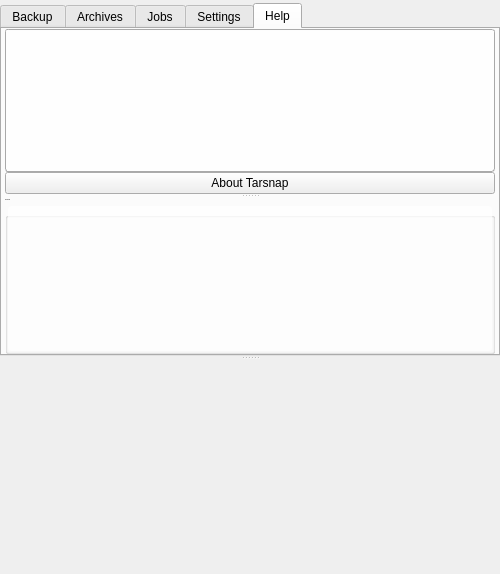
Before: the Qt Designer form forms/mainwindow.ui in Tarsnap/tarsnap-gui, drawn with Qt 5.
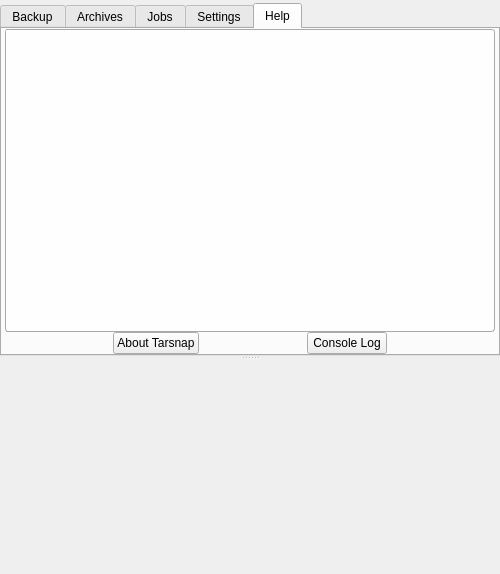
After: the same form once the commit is applied. The open tabs and pages were chosen to show the change. Icons and pictures are not drawn. Custom widgets are drawn as their Qt base class.

Commit message:
MainWindow: move console log from Help into a separate window
I'm not certain that we want to keep this under the Help tab, but that's
something that can be revisisted later.

```diff
--- a/forms/mainwindow.ui
+++ b/forms/mainwindow.ui
@@ -2266,7 +2266,7 @@
               <enum>Qt::Vertical</enum>
              </property>
              <widget class="QFrame" name="helpContainer">
-              <layout class="QVBoxLayout" name="verticalLayout">
+              <layout class="QVBoxLayout" name="verticalLayout" stretch="1,0">
                <property name="spacing">
                 <number>0</number>
                </property>
@@ -2316,6 +2316,24 @@
                 </widget>
                </item>
                <item>
+                <layout class="QHBoxLayout" name="helpButtons">
+                 <property name="spacing">
+                  <number>0</number>
+                 </property>
+                 <item>
+                  <spacer name="helpButtonLeftSpacer">
+                   <property name="orientation">
+                    <enum>Qt::Horizontal</enum>
+                   </property>
+                   <property name="sizeHint" stdset="0">
+                    <size>
+                     <width>40</width>
+                     <height>20</height>
+                    </size>
+                   </property>
+                  </spacer>
+                 </item>
+                 <item>
                 <widget class="PopupPushButton" name="aboutButton">
                  <property name="text">
                   <string>About Tarsnap</string>
@@ -2325,57 +2343,43 @@
                  </property>
                 </widget>
                </item>
-              </layout>
-             </widget>
-             <widget class="QGroupBox" name="helpConsoleGroupBox">
-              <property name="font">
-               <font>
-                <pointsize>-1</pointsize>
-               </font>
-              </property>
-              <property name="title">
-               <string>Console log</string>
-              </property>
-              <layout class="QVBoxLayout" name="consoleGroupBoxLayout">
-               <property name="spacing">
-                <number>0</number>
-               </property>
-               <property name="leftMargin">
-                <number>0</number>
-               </property>
-               <property name="topMargin">
-                <number>0</number>
-               </property>
-               <property name="rightMargin">
-                <number>0</number>
-               </property>
-               <property name="bottomMargin">
-                <number>0</number>
-               </property>
+                 <item>
+                  <spacer name="helpButtonMidSpacer">
+                   <property name="orientation">
+                    <enum>Qt::Horizontal</enum>
+                   </property>
+                   <property name="sizeHint" stdset="0">
+                    <size>
+                     <width>40</width>
+                     <height>20</height>
+                    </size>
+                   </property>
+                  </spacer>
+                 </item>
                <item>
-                <widget class="QPlainTextEdit" name="consoleLog">
-                 <property name="focusPolicy">
-                  <enum>Qt::ClickFocus</enum>
-                 </property>
-                 <property name="toolTip">
-                  <string>Console command log</string>
-                 </property>
-                 <property name="styleSheet">
-                  <string notr="true">#consoleLog
-{
-background: rgba(255,255,255,170);
-border-radius: 3px;
-font-family: Monospace, Monaco;
-font-size: 12px;
-}</string>
-                 </property>
-                 <property name="frameShape">
-                  <enum>QFrame::NoFrame</enum>
-                 </property>
-                 <property name="readOnly">
+                  <widget class="PopupPushButton" name="consoleButton">
+                   <property name="text">
+                    <string>Console Log</string>
+                   </property>
+                   <property name="checkable">
                   <bool>true</bool>
                  </property>
                 </widget>
+                 </item>
+                 <item>
+                  <spacer name="helpButtonRightSpacer">
+                   <property name="orientation">
+                    <enum>Qt::Horizontal</enum>
+                   </property>
+                   <property name="sizeHint" stdset="0">
+                    <size>
+                     <width>40</width>
+                     <height>20</height>
+                    </size>
+                   </property>
+                  </spacer>
+                 </item>
+                </layout>
                </item>
               </layout>
              </widget>
```
Left out of the diff: 3 changed lines with no effect on the pictures. Lines whose indentation alone changed are shown as unchanged. The commit also changes 5 other files.
